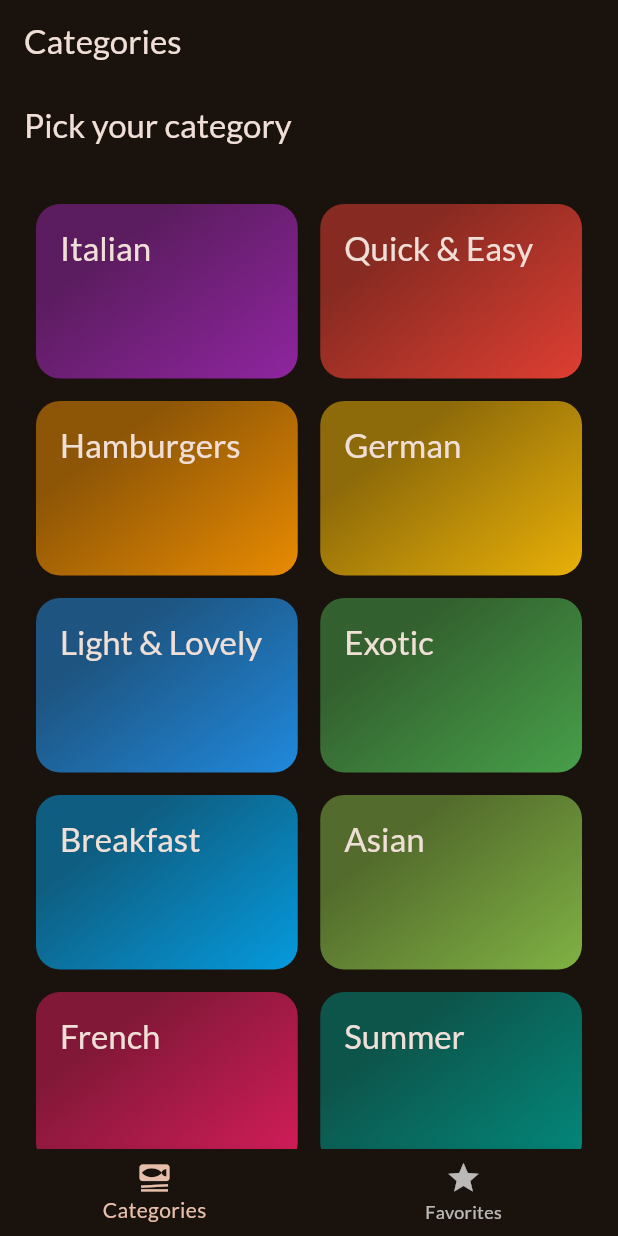
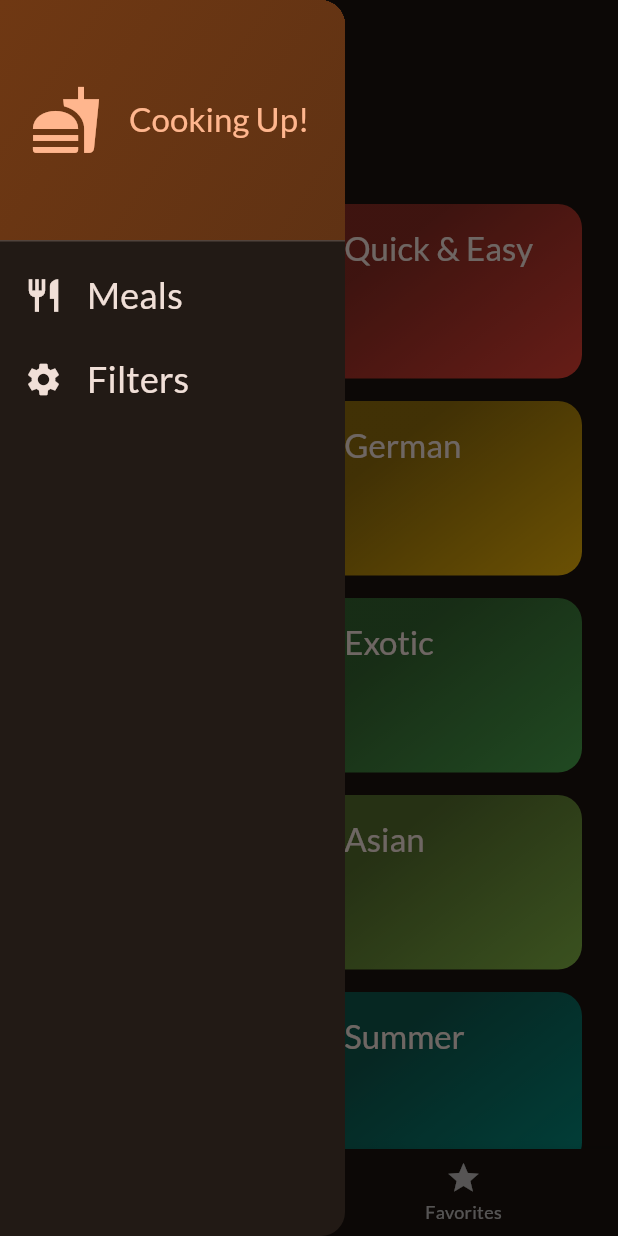
Before and after one commit to flutter-development-rboriba/meals_app, a Flutter app: the screen it shows after launch, with the side drawer open (before the commit the screen has no drawer), on a phone screen of 412 x 824 dp. Run offline on Flutter 3.47's test engine with Material 3 defaults, Android fonts, the phone set to English and light mode, and no system bars; our stand-ins replace google_fonts, transparent_image.

Commit message:
14 - Add Drawe to the App

```diff
--- a/lib/screens/tabs.dart
+++ b/lib/screens/tabs.dart
@@ -3,6 +3,7 @@ import 'package:flutter/material.dart';
 import 'package:meals_app/models/meal.dart';
 import 'package:meals_app/screens/categories.dart';
 import 'package:meals_app/screens/meals.dart';
+import 'package:meals_app/widgets/main_drawer.dart';
 
 class TabsScreen extends StatefulWidget {
   const TabsScreen({super.key});
@@ -67,6 +68,7 @@ class _TabsScreenState extends State<TabsScreen> {
       appBar: AppBar(
         title: Text(activePageTitle),
       ),
+      drawer: const MainDrawer(),
       body: activePage,
       bottomNavigationBar: BottomNavigationBar(
         onTap: _selectPage,
--- /dev/null
+++ b/lib/widgets/main_drawer.dart
@@ -0,0 +1,78 @@
+import 'package:flutter/material.dart';
+
+class MainDrawer extends StatelessWidget {
+  const MainDrawer({super.key});
+
+  @override
+  Widget build(BuildContext context) {
+    return Drawer(
+      width: 230,
+      child: Column(
+        children: [
+          DrawerHeader(
+            padding: const EdgeInsets.all(20),
+            decoration: BoxDecoration(
+              gradient: LinearGradient(
+                colors: [
+                  Theme.of(context).colorScheme.primaryContainer,
+                  Theme.of(context)
+                      .colorScheme
+                      .primaryContainer
+                      .withOpacity(0.8),
+                ],
+                begin: Alignment.topLeft,
+                end: Alignment.bottomRight,
+              ),
+            ),
+            child: Row(
+              children: [
+                Icon(
+                  Icons.fastfood,
+                  size: 48,
+                  color: Theme.of(context).colorScheme.primary,
+                ),
+                const SizedBox(width: 18),
+                Text(
+                  'Cooking Up!',
+                  style: Theme.of(context).textTheme.titleLarge!.copyWith(
+                        color: Theme.of(context).colorScheme.primary,
+                      ),
+                ),
+              ],
+            ),
+          ),
+          ListTile(
+            leading: Icon(
+              Icons.restaurant,
+              size: 26,
+              color: Theme.of(context).colorScheme.onSurface,
+            ),
+            title: Text(
+              'Meals',
+              style: Theme.of(context).textTheme.titleSmall!.copyWith(
+                    color: Theme.of(context).colorScheme.onSurface,
+                    fontSize: 24,
+                  ),
+            ),
+            onTap: () {},
+          ),
+          ListTile(
+            leading: Icon(
+              Icons.settings,
+              size: 26,
+              color: Theme.of(context).colorScheme.onSurface,
+            ),
+            title: Text(
+              'Filters',
+              style: Theme.of(context).textTheme.titleSmall!.copyWith(
+                    color: Theme.of(context).colorScheme.onSurface,
+                    fontSize: 24,
+                  ),
+            ),
+            onTap: () {},
+          ),
+        ],
+      ),
+    );
+  }
+}
```
